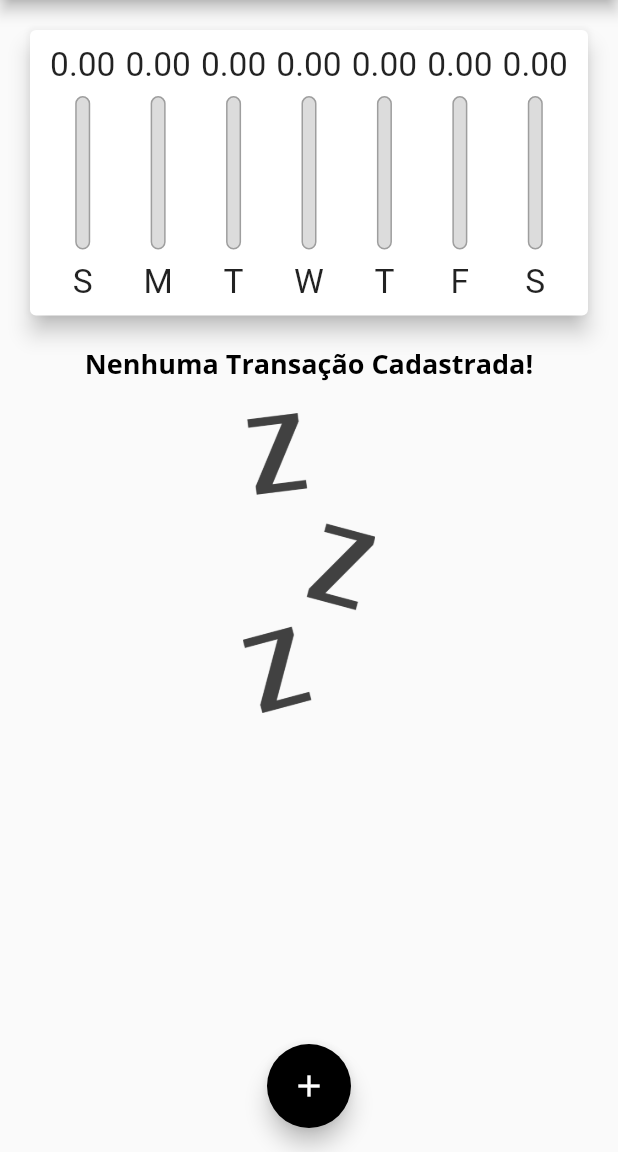
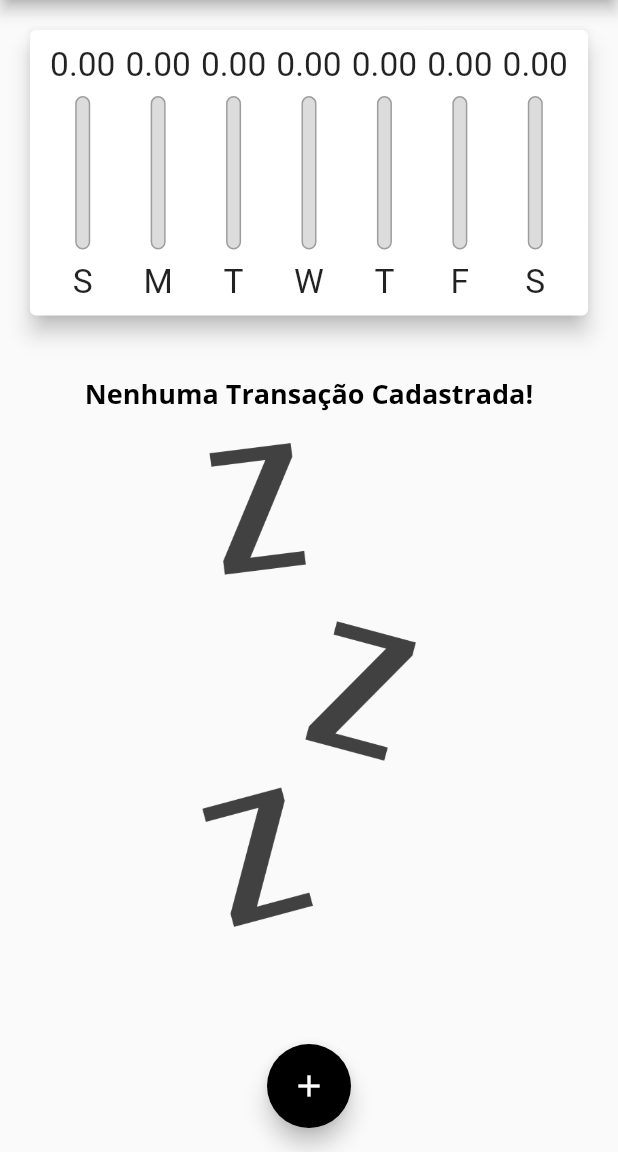
Before and after one commit to colombolucas/expensesApp, a Flutter app: the screen it shows after launch, on a phone screen of 412 x 824 dp, the part 84-1236 px from its top. Run offline on Flutter 3.47's test engine with Material 2 defaults, Android fonts, the phone set to English and light mode, and no system bars; missing offline and left inert: dart:html.

Commit message:
Switch Exibir gráfico, responsividade e melhorias para formato landscape.

```diff
--- a/lib/components/chart.dart
+++ b/lib/components/chart.dart
@@ -40,9 +40,7 @@ class Chart extends StatelessWidget {
   @override
   Widget build(BuildContext context) {
     groupedTransactions;
-    return Container(
-      height: MediaQuery.of(context).size.height * 0.4,
-      child: Card(
+    return Card(
       elevation: 6,
       margin: EdgeInsets.all(20),
       child: Padding(
@@ -63,7 +61,6 @@ class Chart extends StatelessWidget {
           }).toList(),
         ),
       ),
-      ),
     );
   }
 }
--- a/lib/components/transaction_list.dart
+++ b/lib/components/transaction_list.dart
@@ -11,11 +11,14 @@ class TransactionList extends StatelessWidget {
 
   @override
   Widget build(BuildContext context) {
-    return Container(
-      height: MediaQuery.of(context).size.height * 0.5,
-      child: transactions.isEmpty
-          ? Column(
+    return transactions.isEmpty
+        ? LayoutBuilder(
+            builder: (context, constraints) {
+              return Column(
                 children: [
+                  SizedBox(
+                    height: 20,
+                  ),
                   Text(
                     "Nenhuma Transação Cadastrada!",
                     style: Theme.of(context).textTheme.titleLarge,
@@ -24,13 +27,15 @@ class TransactionList extends StatelessWidget {
                     height: 20,
                   ),
                   Container(
-                  height: 200,
+                    height: constraints.maxHeight * 0.6,
                     child: Image.asset(
                       'lib/assets/images/waiting.png',
                       fit: BoxFit.cover,
                     ),
                   )
                 ],
+              );
+            },
           )
         : ListView.builder(
             itemCount: transactions.length,
@@ -70,7 +75,6 @@ class TransactionList extends StatelessWidget {
                 ),
               );
             },
-            ),
           );
   }
 }
--- a/lib/main.dart
+++ b/lib/main.dart
@@ -64,6 +64,7 @@ class MyHomePage extends StatefulWidget {
 
 class _MyHomePageState extends State<MyHomePage> {
   final List<Transaction> _transactions = [];
+  bool _showChart = false;
 
   List<Transaction> get _recentTransactions {
     return _transactions.where((tr) {
@@ -105,6 +106,9 @@ class _MyHomePageState extends State<MyHomePage> {
 
   @override
   Widget build(BuildContext context) {
+    bool isLandscape =
+        MediaQuery.of(context).orientation == Orientation.landscape;
+
     final appBar = AppBar(
       title: Text(
         'Despesas Pessoais',
@@ -129,10 +133,26 @@ class _MyHomePageState extends State<MyHomePage> {
         child: Column(
           crossAxisAlignment: CrossAxisAlignment.stretch,
           children: [
+            if (isLandscape)
+              Row(
+                mainAxisAlignment: MainAxisAlignment.center,
+                children: [
+                  Text("Exibir Gráfico"),
+                  Switch(
+                      value: _showChart,
+                      onChanged: (value) {
+                        setState(() {
+                          _showChart = value;
+                        });
+                      }),
+                ],
+              ),
+            if (_showChart || !isLandscape)
               Container(
-              height: availableHeight * 0.30,
+                height: availableHeight * (isLandscape ? 0.7 : 0.30),
                 child: Chart(_recentTransactions),
               ),
+            if (!_showChart || !isLandscape)
               Container(
                 height: availableHeight * 0.70,
                 child: TransactionList(_transactions, _removeTransaction),
```
Lines whose indentation alone changed are shown as unchanged.
